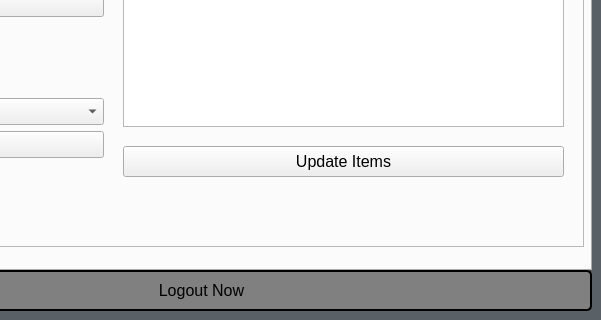
Before: the Qt Designer form CS1C_BulkClub/administratorwindow.ui in BlankMKB/CS1C-Group-Project-1, drawn with Qt 5; both pictures show x 199 to 800 and y 280 to 600 of the 800 by 600 pixel window.
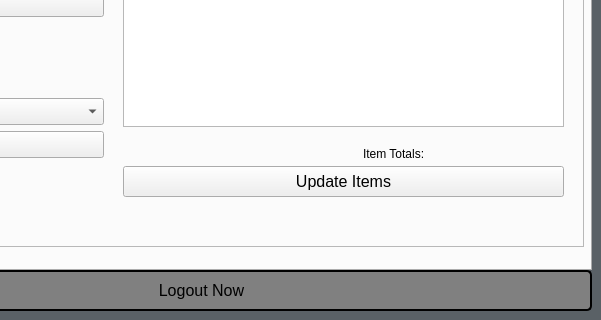
After: the same form once the commit is applied. The open tabs and pages were chosen to show the change. Icons and pictures are not drawn.

The edit to the form file:
```diff
--- a/CS1C_BulkClub/administratorwindow.ui
+++ b/CS1C_BulkClub/administratorwindow.ui
@@ -418,7 +418,7 @@
       <property name="geometry">
        <rect>
         <x>300</x>
-        <y>320</y>
+        <y>340</y>
         <width>441</width>
         <height>31</height>
        </rect>
@@ -507,6 +507,19 @@
        </property>
       </column>
      </widget>
+     <widget class="QLabel" name="itemTotalLabel">
+      <property name="geometry">
+       <rect>
+        <x>540</x>
+        <y>320</y>
+        <width>191</width>
+        <height>16</height>
+       </rect>
+      </property>
+      <property name="text">
+       <string>Item Totals:</string>
+      </property>
+     </widget>
     </widget>
    </widget>
    <widget class="QWidget" name="tab">
```
Left out of the diff: 15 changed lines with no effect on the pictures.
